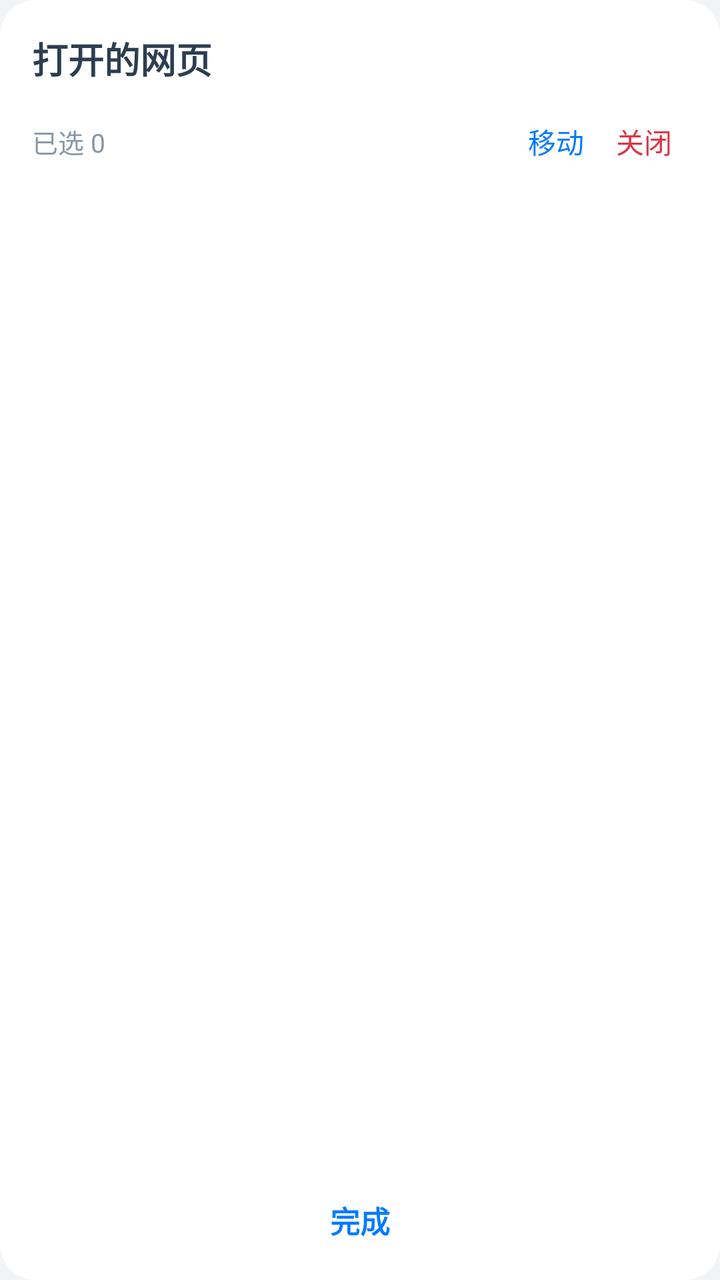
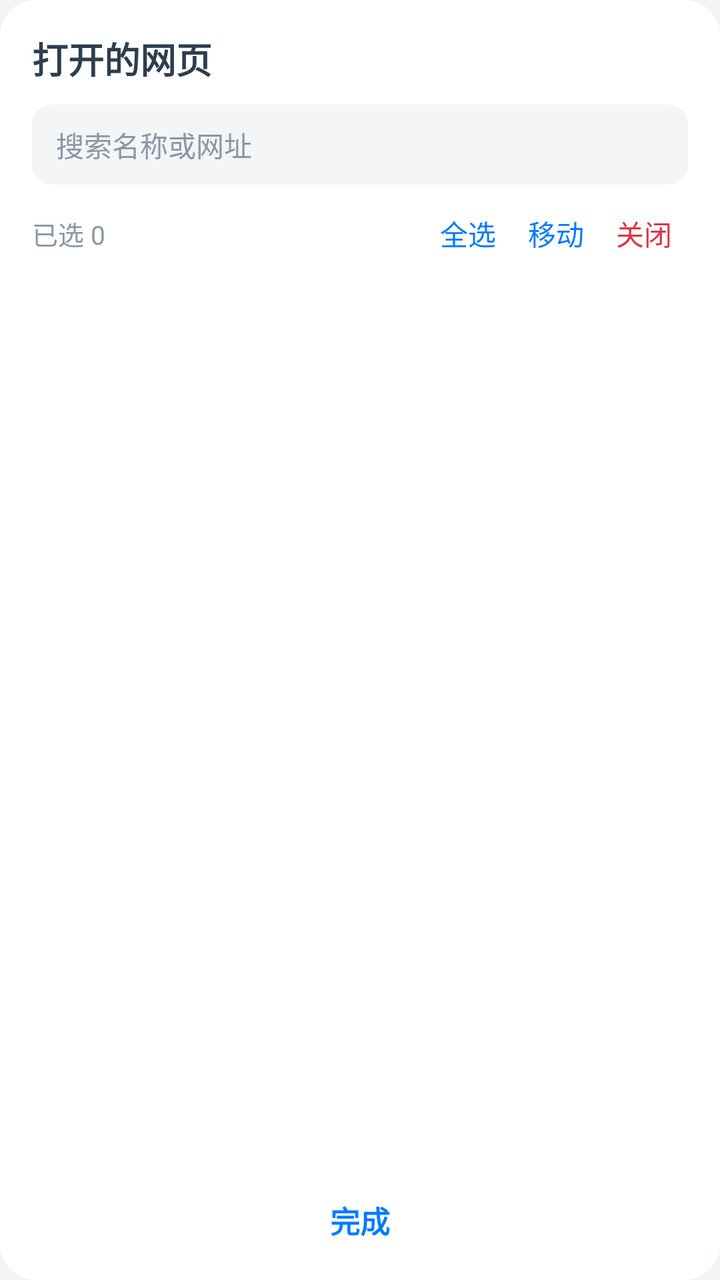

The first picture is an Android layout as it rendered before a commit; the second is the same layout after the commit. The layout source and the unified diff follow.
<!-- AndroidManifest.xml: application theme Theme.WebManager -->
<!-- res/layout/sheet_browser_tabs.xml -->
<?xml version="1.0" encoding="utf-8"?>
<LinearLayout xmlns:android="http://schemas.android.com/apk/res/android"
    android:layout_width="match_parent"
    android:layout_height="match_parent"
    android:background="@drawable/bg_js_dialog"
    android:orientation="vertical"
    android:paddingStart="16dp"
    android:paddingTop="16dp"
    android:paddingEnd="16dp"
    android:paddingBottom="8dp">

    <TextView
        android:layout_width="match_parent"
        android:layout_height="wrap_content"
        android:text="打开的网页"
        android:textColor="@color/browser_text"
        android:textSize="18sp"
        android:textStyle="bold" />

    <LinearLayout
        android:id="@+id/sheetBatchBar"
        android:layout_width="match_parent"
        android:layout_height="wrap_content"
        android:layout_marginTop="10dp"
        android:gravity="center_vertical"
        android:orientation="horizontal">

        <TextView
            android:id="@+id/sheetSelectCount"
            android:layout_width="0dp"
            android:layout_height="wrap_content"
            android:layout_weight="1"
            android:text="已选 0"
            android:textColor="@color/browser_text_muted"
            android:textSize="13sp" />

        <TextView
            android:id="@+id/sheetMoveSelected"
            android:layout_width="wrap_content"
            android:layout_height="wrap_content"
            android:padding="8dp"
            android:text="移动"
            android:textColor="@color/browser_accent"
            android:textSize="14sp" />

        <TextView
            android:id="@+id/sheetCloseSelected"
            android:layout_width="wrap_content"
            android:layout_height="wrap_content"
            android:padding="8dp"
            android:text="关闭"
            android:textColor="@color/browser_danger"
            android:textSize="14sp" />
    </LinearLayout>

    <ScrollView
        android:layout_width="match_parent"
        android:layout_height="0dp"
        android:layout_weight="1"
        android:fillViewport="true"
        android:overScrollMode="never">

        <LinearLayout
            android:id="@+id/sheetList"
            android:layout_width="match_parent"
            android:layout_height="wrap_content"
            android:orientation="vertical" />
    </ScrollView>

    <TextView
        android:id="@+id/sheetDone"
        android:layout_width="match_parent"
        android:layout_height="44dp"
        android:gravity="center"
        android:text="完成"
        android:textColor="@color/browser_accent"
        android:textSize="15sp"
        android:textStyle="bold" />
</LinearLayout>
<!-- resources referenced by this layout -->
<resources>
  <color name="browser_accent">#FF007BFF</color>
  <color name="browser_danger">#FFDC3545</color>
  <color name="browser_text">#FF2C3E50</color>
  <color name="browser_text_muted">#FF8A97A5</color>
  <!-- drawable bg_js_dialog (drawable) -->
  <?xml version="1.0" encoding="utf-8"?>
  <shape xmlns:android="http://schemas.android.com/apk/res/android"
      android:shape="rectangle">
      <solid android:color="#FFFFFFFF" />
      <corners android:radius="18dp" />
  </shape>
  <style name="Theme.WebManager" parent="Theme.AppCompat.NoActionBar">
          <item name="android:statusBarColor">@android:color/transparent</item>
          <item name="android:navigationBarColor">@android:color/transparent</item>
          <item name="android:windowBackground">#f2f4f6</item>
          <item name="android:windowDrawsSystemBarBackgrounds">true</item>
          <item name="android:windowTranslucentStatus">false</item>
          <item name="android:windowTranslucentNavigation">false</item>
          <item name="android:windowLightStatusBar">true</item>
      </style>
</resources>

<!-- the commit's change to res/layout/sheet_browser_tabs.xml (unified diff, before → after) -->
@@ -17,11 +17,45 @@
         android:textSize="18sp"
         android:textStyle="bold" />
 
+    <FrameLayout
+        android:layout_width="match_parent"
+        android:layout_height="wrap_content"
+        android:layout_marginTop="10dp">
+
+        <EditText
+            android:id="@+id/sheetSearch"
+            android:layout_width="match_parent"
+            android:layout_height="40dp"
+            android:background="@drawable/bg_js_dialog_input"
+            android:hint="搜索名称或网址"
+            android:imeOptions="actionSearch"
+            android:importantForAutofill="no"
+            android:inputType="text"
+            android:paddingStart="12dp"
+            android:paddingEnd="40dp"
+            android:singleLine="true"
+            android:textColor="@color/browser_text"
+            android:textColorHint="@color/browser_text_muted"
+            android:textSize="14sp" />
+
+        <ImageButton
+            android:id="@+id/sheetSearchClear"
+            android:layout_width="36dp"
+            android:layout_height="36dp"
+            android:layout_gravity="end|center_vertical"
+            android:layout_marginEnd="2dp"
+            android:background="@android:color/transparent"
+            android:contentDescription="清空搜索"
+            android:padding="8dp"
+            android:src="@drawable/ic_browser_close"
+            android:visibility="gone" />
+    </FrameLayout>
+
     <LinearLayout
         android:id="@+id/sheetBatchBar"
         android:layout_width="match_parent"
         android:layout_height="wrap_content"
-        android:layout_marginTop="10dp"
+        android:layout_marginTop="6dp"
         android:gravity="center_vertical"
         android:orientation="horizontal">
 
@@ -33,6 +67,15 @@
             android:text="已选 0"
             android:textColor="@color/browser_text_muted"
             android:textSize="13sp" />
+
+        <TextView
+            android:id="@+id/sheetSelectAll"
+            android:layout_width="wrap_content"
+            android:layout_height="wrap_content"
+            android:padding="8dp"
+            android:text="全选"
+            android:textColor="@color/browser_accent"
+            android:textSize="14sp" />
 
         <TextView
             android:id="@+id/sheetMoveSelected"
<!-- resource entries referenced after the edit -->
@@ -11,6 +11,24 @@
       <solid android:color="#FFFFFFFF" />
       <corners android:radius="18dp" />
   </shape>
+  <!-- drawable bg_js_dialog_input (drawable) -->
+  <?xml version="1.0" encoding="utf-8"?>
+  <shape xmlns:android="http://schemas.android.com/apk/res/android"
+      android:shape="rectangle">
+      <solid android:color="#FFF3F5F7" />
+      <corners android:radius="10dp" />
+  </shape>
+  <!-- drawable ic_browser_close (drawable) -->
+  <?xml version="1.0" encoding="utf-8"?>
+  <vector xmlns:android="http://schemas.android.com/apk/res/android"
+      android:width="24dp"
+      android:height="24dp"
+      android:viewportWidth="24"
+      android:viewportHeight="24">
+      <path
+          android:fillColor="#FF8A97A5"
+          android:pathData="M19,6.41L17.59,5 12,10.59 6.41,5 5,6.41 10.59,12 5,17.59 6.41,19 12,13.41 17.59,19 19,17.59 13.41,12z" />
+  </vector>
   <style name="Theme.WebManager" parent="Theme.AppCompat.NoActionBar">
           <item name="android:statusBarColor">@android:color/transparent</item>
           <item name="android:navigationBarColor">@android:color/transparent</item>
